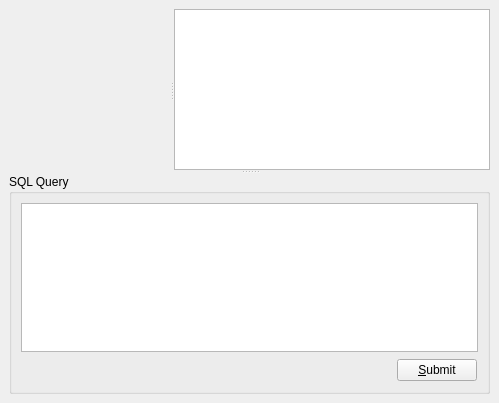
Before: the Qt Designer form demos/sqlbrowser/browserwidget.ui in arnt/qt-history2, drawn with Qt 5.
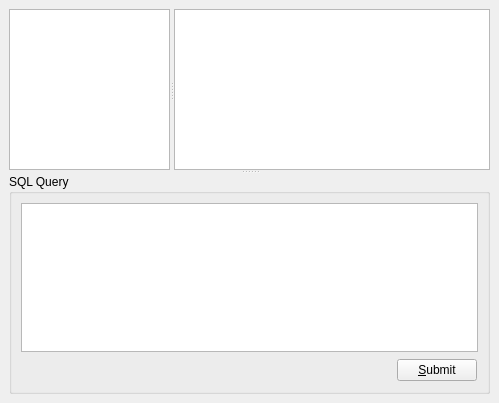
After: the same form once the commit is applied. Custom widgets are drawn as their Qt base class.

Commit message:
p4i integration Integrate 173413 from 4.0 to main:        Pretend the custom widget is a QTreeView
[git-p4: depot-paths = "//depot/qt/main/": change = 173415]

What changed in the file:
```diff
--- a/demos/sqlbrowser/browserwidget.ui
+++ b/demos/sqlbrowser/browserwidget.ui
@@ -229,7 +229,7 @@
  <customwidgets>
   <customwidget>
    <class>ConnectionWidget</class>
-   <extends>QWidget</extends>
+   <extends>QTreeView</extends>
    <header>connectionwidget.h</header>
    <container>0</container>
    <pixmap></pixmap>
```
